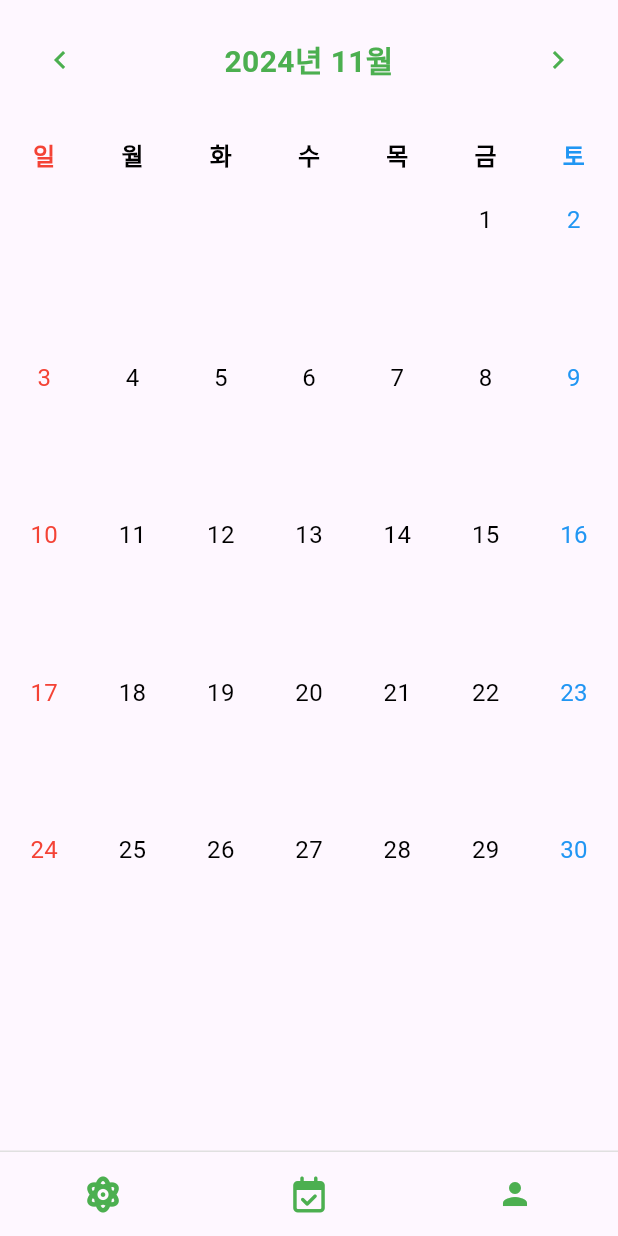
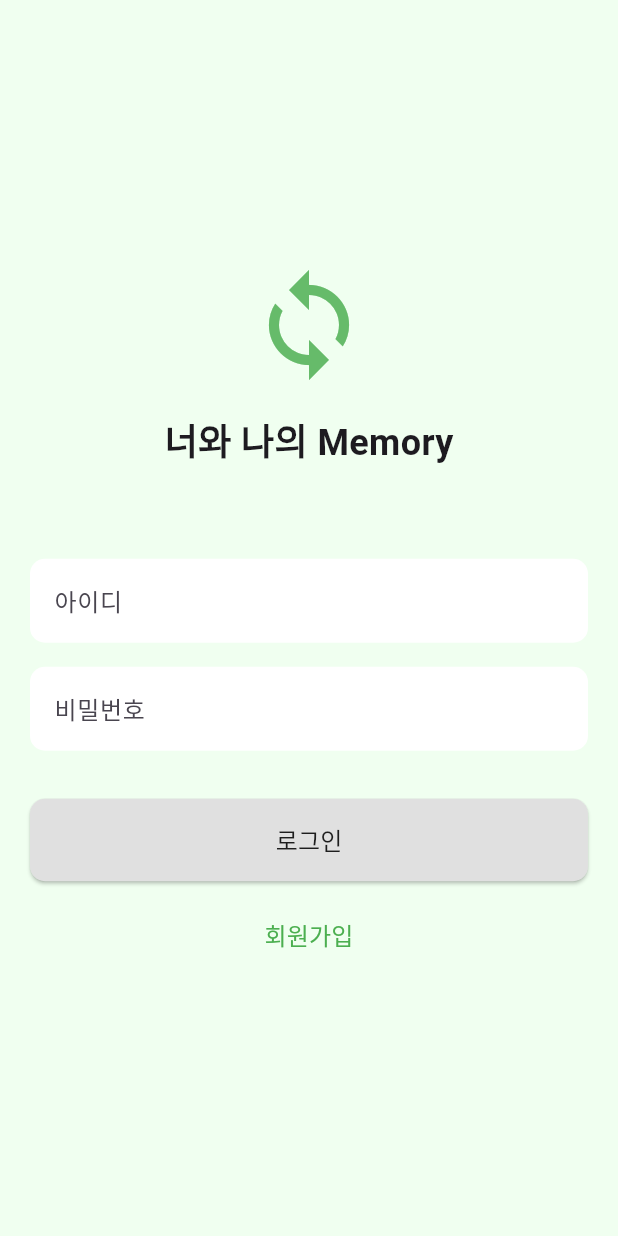
Before and after one commit to chan5337/ShareCalendar-frontend, a Flutter app: the screen it shows after launch, on a phone screen of 412 x 824 dp. Run offline on Flutter 3.47's test engine with Material 3 defaults, Android fonts, the phone set to English and light mode, and no system bars; our stand-ins replace font_awesome_flutter.

Commit message:
FEAT: 회원가입 및 로그인 화면 구현

```diff
--- /dev/null
+++ b/lib/login_screen.dart
@@ -0,0 +1,143 @@
+import 'package:flutter/material.dart';
+import 'sign_up_screen.dart';
+
+class LoginScreen extends StatefulWidget {
+  const LoginScreen({Key? key}) : super(key: key);
+
+  @override
+  _LoginScreenState createState() => _LoginScreenState();
+}
+
+class _LoginScreenState extends State<LoginScreen> {
+  final TextEditingController _idController = TextEditingController();
+  final TextEditingController _passwordController = TextEditingController();
+  bool _showError = false;
+
+  void _validateInputs() {
+    setState(() {
+      _showError = _idController.text.isEmpty || _passwordController.text.isEmpty;
+    });
+    if (!_showError) {
+      // 여기서 실제 로그인 로직을 구현해야 합니다.
+      // 예를 들어, 서버에 인증 요청을 보내고 응답을 기다리는 등의 작업을 수행합니다.
+      // 지금은 간단히 로그인이 항상 성공한다고 가정하겠습니다.
+      Navigator.pushReplacementNamed(context, '/calendar');
+    }
+  }
+
+  @override
+  Widget build(BuildContext context) {
+    return Scaffold(
+      backgroundColor: const Color(0xFFF0FFF0), // Light mint background
+      body: SafeArea(
+        child: Padding(
+          padding: const EdgeInsets.all(20.0),
+          child: Column(
+            mainAxisAlignment: MainAxisAlignment.center,
+            children: [
+              // Logo
+              Icon(
+                Icons.sync,
+                size: 80,
+                color: Colors.green[400],
+              ),
+              const SizedBox(height: 20),
+              // Title
+              const Text(
+                '너와 나의 Memory',
+                style: TextStyle(
+                  fontSize: 24,
+                  fontWeight: FontWeight.bold,
+                ),
+              ),
+              const SizedBox(height: 60),
+              // ID TextField
+              TextField(
+                controller: _idController,
+                decoration: const InputDecoration(
+                  hintText: '아이디',
+                  filled: true,
+                  fillColor: Colors.white,
+                  border: OutlineInputBorder(
+                    borderRadius: BorderRadius.all(Radius.circular(10)),
+                    borderSide: BorderSide.none,
+                  ),
+                ),
+              ),
+              const SizedBox(height: 16),
+              // Password TextField
+              TextField(
+                controller: _passwordController,
+                obscureText: true,
+                decoration: const InputDecoration(
+                  hintText: '비밀번호',
+                  filled: true,
+                  fillColor: Colors.white,
+                  border: OutlineInputBorder(
+                    borderRadius: BorderRadius.all(Radius.circular(10)),
+                    borderSide: BorderSide.none,
+                  ),
+                ),
+              ),
+              const SizedBox(height: 8),
+              // Error message
+              if (_showError)
+                const Padding(
+                  padding: EdgeInsets.only(top: 8.0),
+                  child: Text(
+                    '아이디 혹은 비밀번호를 입력해주세요.',
+                    style: TextStyle(
+                      color: Colors.red,
+                      fontSize: 14,
+                    ),
+                  ),
+                ),
+              const SizedBox(height: 24),
+              // Login Button
+              SizedBox(
+                width: double.infinity,
+                child: ElevatedButton(
+                  onPressed: _validateInputs,
+                  style: ElevatedButton.styleFrom(
+                    backgroundColor: Colors.grey[300],
+                    padding: const EdgeInsets.symmetric(vertical: 16),
+                    shape: RoundedRectangleBorder(
+                      borderRadius: BorderRadius.circular(10),
+                    ),
+                  ),
+                  child: const Text(
+                    '로그인',
+                    style: TextStyle(
+                      color: Colors.black87,
+                      fontSize: 16,
+                    ),
+                  ),
+                ),
+              ),
+              const SizedBox(height: 12),
+              TextButton(
+                onPressed: () {
+                  Navigator.pushNamed(context, '/signup');
+                },
+                child: const Text(
+                  '회원가입',
+                  style: TextStyle(
+                    color: Colors.green,
+                    fontSize: 16,
+                  ),
+                ),
+              ),
+            ],
+          ),
+        ),
+      ),
+    );
+  }
+
+  @override
+  void dispose() {
+    _idController.dispose();
+    _passwordController.dispose();
+    super.dispose();
+  }
+}
--- a/lib/main.dart
+++ b/lib/main.dart
@@ -1,9 +1,10 @@
 import 'package:flutter/material.dart';
-import 'package:flutter_localizations/flutter_localizations.dart'; // 이 줄을 추가해야 합니다.
+import 'package:flutter_localizations/flutter_localizations.dart';
+import 'package:sharecalendar_app/sign_up_screen.dart';
 import 'calendar_page.dart';
 import 'schedule_creation_page.dart';
 import 'schedule_modify_page.dart';
-
+import 'login_screen.dart';
 
 void main() {
   runApp(MyApp());
@@ -17,17 +18,21 @@
       theme: ThemeData(
         primarySwatch: Colors.green,
       ),
-      // 로컬라이제이션 설정을 추가합니다.
       localizationsDelegates: [
         GlobalMaterialLocalizations.delegate,
         GlobalWidgetsLocalizations.delegate,
         GlobalCupertinoLocalizations.delegate,
       ],
       supportedLocales: [
-        Locale('ko', ''), // 한국어 지원
-        Locale('en', ''), // 영어 지원 (필요시 추가)
+        Locale('ko', ''),
+        Locale('en', ''),
       ],
-      home: CalendarPage(),
+      initialRoute: '/',
+      routes: {
+        '/': (context) => LoginScreen(),
+        '/calendar': (context) => CalendarPage(),
+        '/signup': (context) => SignUpScreen(),
+      },
     );
   }
 }
```
Also changed, not shown: lib/sign_up_screen.dart (added, +172 -0 lines).
